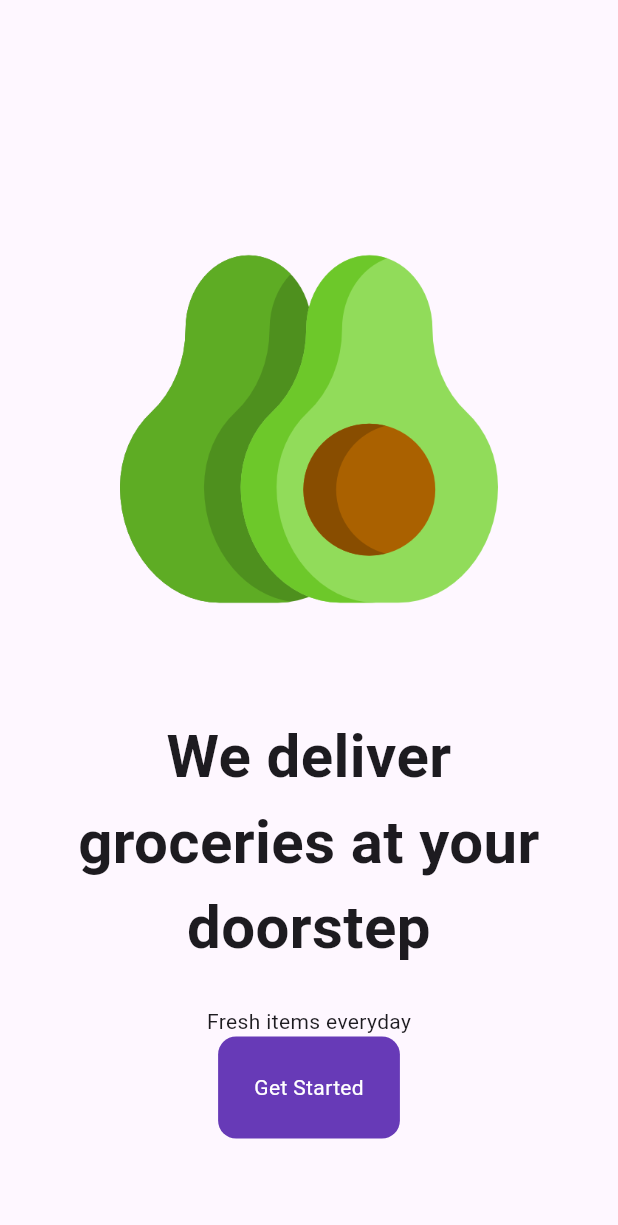
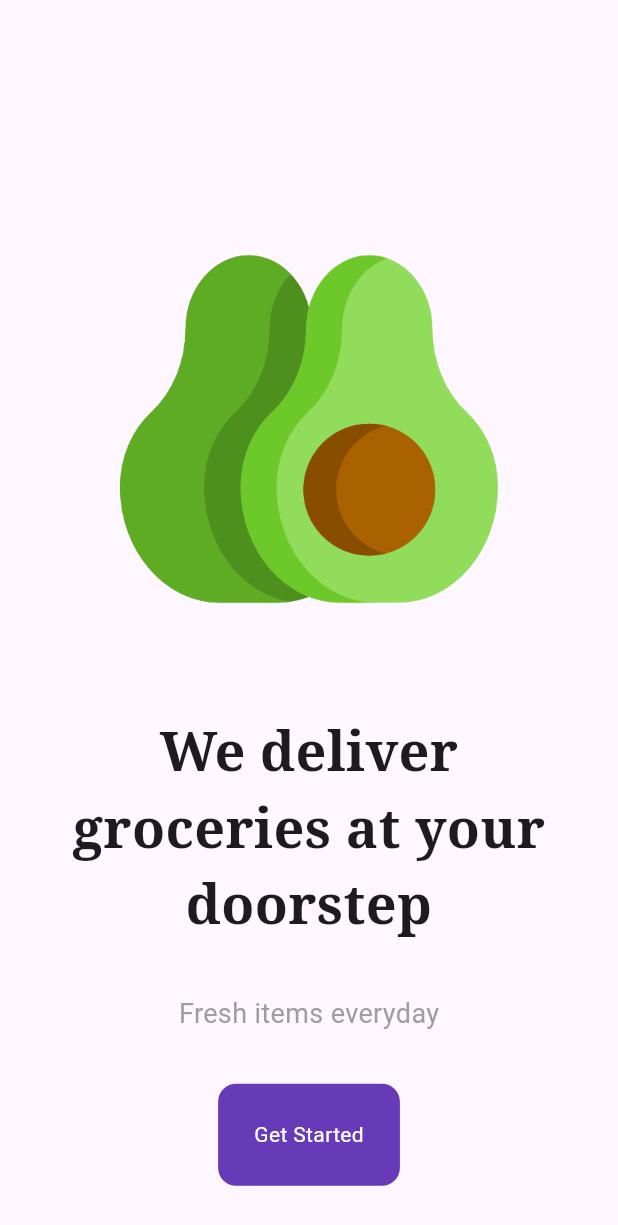
Before and after one commit to Victor-Zarzar/grocery-shop-flutter, a Flutter app: the screen it shows after launch, on a phone screen of 412 x 824 dp. Shown: the top 1225 px of the screen. Run offline on Flutter 3.47's test engine with Material 3 defaults, Android fonts, the phone set to English and light mode, and no system bars; our stand-ins replace google_fonts.

Commit message:
create component app theme, and updates in intropage, and add google fonts package

```diff
--- /dev/null
+++ b/lib/components/app_theme.dart
@@ -0,0 +1,28 @@
+import 'dart:ui';
+import 'package:flutter/material.dart';
+
+class AppTheme {
+  AppTheme._();
+
+  static Color get primaryColor => const Color(0xFFFFFFFF);
+}
+
+class BackGround {
+  BackGround._();
+
+  static Color get primaryColor => const Color(0xFFF5F5F5);
+}
+
+class TextColor {
+  TextColor._();
+
+  static Color get primaryColor => const Color(0xFFFFFFFF);
+
+  static Color get secondaryColor => const Color(0xFF9E9E9E);
+}
+
+class ButtonColor {
+  ButtonColor._();
+
+  static Color get primaryColor => const Color(0xFF673AB7);
+}
--- a/lib/pages/intro_page.dart
+++ b/lib/pages/intro_page.dart
@@ -1,4 +1,7 @@
 import 'package:flutter/material.dart';
+import 'package:grocery_shop_flutter/components/app_theme.dart';
+import 'package:google_fonts/google_fonts.dart';
+import 'package:grocery_shop_flutter/pages/home_page.dart';
 
 class IntroPage extends StatefulWidget {
   const IntroPage({super.key});
@@ -17,20 +20,31 @@ class _IntroPageState extends State<IntroPage> {
           padding: const EdgeInsets.only(left: 80.0, right: 80, bottom: 40, top: 160),
           child: Image.asset('lib/assets/images/avocado.png'),
         ),
-        Padding(
+         Padding(
           padding: const EdgeInsets.all(24.0),
-          child: Text('We deliver groceries at your doorstep', textAlign: TextAlign.center, style: TextStyle(fontSize: 40, fontWeight: FontWeight.bold),
+          child: Text('We deliver groceries at your doorstep', textAlign: TextAlign.center, style: GoogleFonts.notoSerif(fontSize: 36, fontWeight: FontWeight.bold),
           ),
         ),
-        Text('Fresh items everyday'),
-        Container(
-          decoration: BoxDecoration(
-            color: Colors.deepPurple,
-            borderRadius: BorderRadius.circular(12),
+        const SizedBox(height: 10),
+        Text('Fresh items everyday', style: TextStyle(fontSize: 18, color: TextColor.secondaryColor),),
+        const Spacer(),
+        GestureDetector(
+          onTap: () {
+            Navigator.push(
+            context,
+            MaterialPageRoute(
+            builder: (context) => const HomePage()));
+          },
+          child: Container(
+            decoration: BoxDecoration(
+              color: ButtonColor.primaryColor,
+              borderRadius: BorderRadius.circular(12),
+            ),
+            padding: const EdgeInsets.all(24),
+            child: Text('Get Started', style: TextStyle(color: TextColor.primaryColor),),
           ),
-          padding: EdgeInsets.all(24),
-          child: Text('Get Started', style: TextStyle(color: Colors.white),),
-        )
+        ),
+        const Spacer(),
       ],
      ),
     );
--- a/pubspec.yaml
+++ b/pubspec.yaml
@@ -35,6 +35,7 @@ dependencies:
   # The following adds the Cupertino Icons font to your application.
   # Use with the CupertinoIcons class for iOS style icons.
   cupertino_icons: ^1.0.6
+  google_fonts: ^6.1.0
 
 dev_dependencies:
   flutter_test:
```
Also changed, not shown: pubspec.lock, 6 other files.
